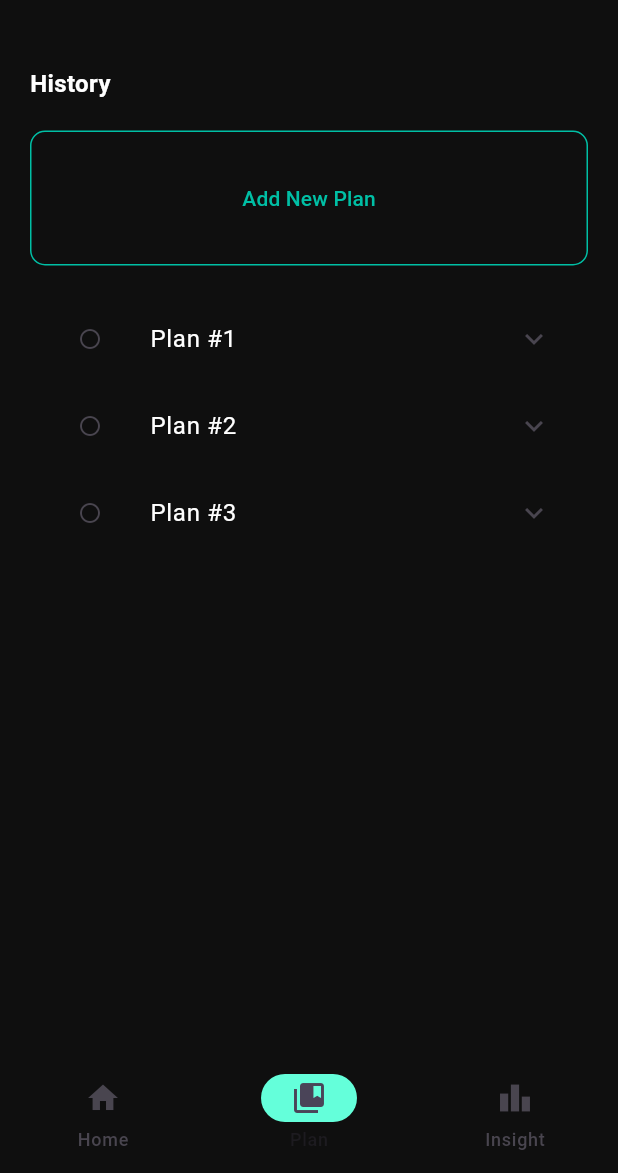
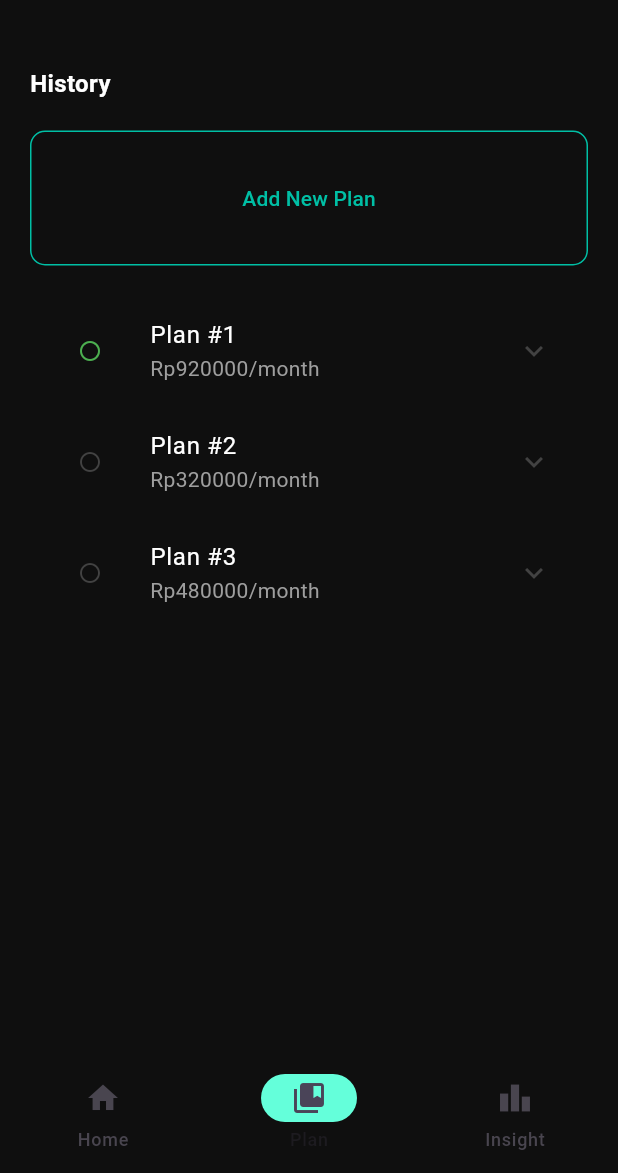
Before and after one commit to RaditAtalla/memoney, a Flutter app: the screen it shows after launch, item 2 of the bottom bar chosen, after a tap on the "radio button unchecked" icon, on a phone screen of 412 x 824 dp, the part 63-1236 px from its top. Run offline on Flutter 3.47's test engine with Material 3 defaults, Android fonts, the phone set to English and light mode, and no system bars.

Commit message:
add functionality to switch between different plan

```diff
--- a/lib/plan_screen.dart
+++ b/lib/plan_screen.dart
@@ -17,6 +17,7 @@ class _PlanScreenState extends State<PlanScreen> {
         "daily": {"Makan": 30000},
         "total": 920000,
       },
+      "isActive": true,
     },
     {
       "id": 1,
@@ -26,6 +27,7 @@ class _PlanScreenState extends State<PlanScreen> {
         "daily": {"Makan": 10000},
         "total": 320000,
       },
+      "isActive": false,
     },
     {
       "id": 2,
@@ -35,6 +37,7 @@ class _PlanScreenState extends State<PlanScreen> {
         "daily": {"Makan": 16000},
         "total": 480000,
       },
+      "isActive": false,
     },
   ];
 
@@ -81,9 +84,20 @@ class _PlanScreenState extends State<PlanScreen> {
             for (var data in dummyPlan)
               ExpansionTile(
                 leading: IconButton(
-                  onPressed: () {},
-                  icon: Icon(Icons.radio_button_off, size: 16),
+                  onPressed: () {
+                    setState(() {
+                      for(int i = 0; i < dummyPlan.length; i++) {
+                        dummyPlan[i]["isActive"] = false;
+                      }
+
+                      data["isActive"] = true;
+                    });
+                  },
+                  icon: Icon(Icons.radio_button_off, size: 16, color: data["isActive"] ? Colors.green : Colors.grey[800]),
                 ),
+                collapsedIconColor: Colors.grey[800],
+                iconColor: Colors.grey[800],
+                subtitle: Text("Rp${data["body"]["total"]}/month", style: TextStyle(color: Colors.grey),),
                 expandedAlignment: Alignment.centerLeft,
                 expandedCrossAxisAlignment: CrossAxisAlignment.start,
                 childrenPadding: EdgeInsets.symmetric(horizontal: 70),
@@ -107,7 +121,7 @@ class _PlanScreenState extends State<PlanScreen> {
                       children: [
                         Text(monthly.key, style: TextStyle(color: Colors.grey)),
                         Text(
-                          monthly.value.toString(),
+                          "Rp${monthly.value}",
                           style: TextStyle(color: Colors.grey),
                         ),
                       ],
@@ -129,7 +143,7 @@ class _PlanScreenState extends State<PlanScreen> {
                       children: [
                         Text(daily.key, style: TextStyle(color: Colors.grey)),
                         Text(
-                          daily.value.toString(),
+                          "Rp${daily.value}",
                           style: TextStyle(color: Colors.grey),
                         ),
                       ],
```
